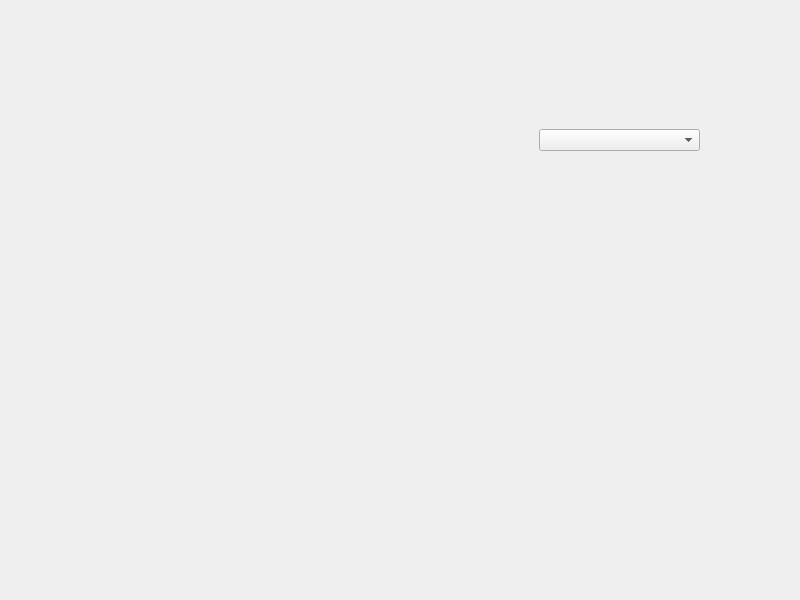
Above: Bundaberg_Physio.ui from samh06/fia3 before the change. Below: the same form after it.
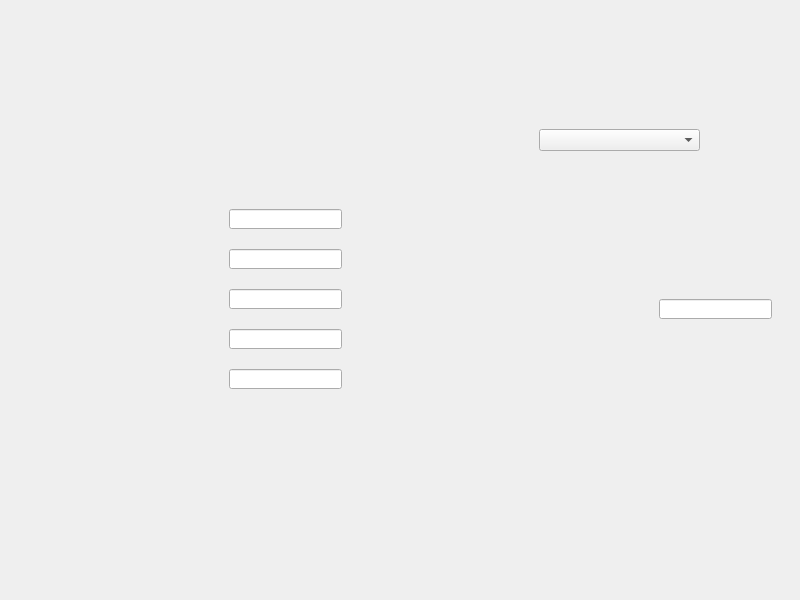
That is the form after the change. The open tabs and pages were chosen to show the change.

Commit message: add line edits for patient screen

Diff of the .ui file:
```diff
--- a/Bundaberg_Physio.ui
+++ b/Bundaberg_Physio.ui
@@ -49,6 +49,66 @@
        </rect>
       </property>
      </widget>
+     <widget class="QLineEdit" name="pg2_name_edit">
+      <property name="geometry">
+       <rect>
+        <x>230</x>
+        <y>210</y>
+        <width>113</width>
+        <height>20</height>
+       </rect>
+      </property>
+     </widget>
+     <widget class="QLineEdit" name="pg2_dob_edit">
+      <property name="geometry">
+       <rect>
+        <x>230</x>
+        <y>250</y>
+        <width>113</width>
+        <height>20</height>
+       </rect>
+      </property>
+     </widget>
+     <widget class="QLineEdit" name="pg2_add_edit">
+      <property name="geometry">
+       <rect>
+        <x>230</x>
+        <y>290</y>
+        <width>113</width>
+        <height>20</height>
+       </rect>
+      </property>
+     </widget>
+     <widget class="QLineEdit" name="pg2_post_edit">
+      <property name="geometry">
+       <rect>
+        <x>230</x>
+        <y>330</y>
+        <width>113</width>
+        <height>20</height>
+       </rect>
+      </property>
+     </widget>
+     <widget class="QLineEdit" name="pg2_wei_edit">
+      <property name="geometry">
+       <rect>
+        <x>660</x>
+        <y>300</y>
+        <width>113</width>
+        <height>20</height>
+       </rect>
+      </property>
+     </widget>
+     <widget class="QLineEdit" name="pg2_hei_edit">
+      <property name="geometry">
+       <rect>
+        <x>230</x>
+        <y>370</y>
+        <width>113</width>
+        <height>20</height>
+       </rect>
+      </property>
+     </widget>
     </widget>
    </widget>
   </widget>
```
The commit also changes 3 other files.
